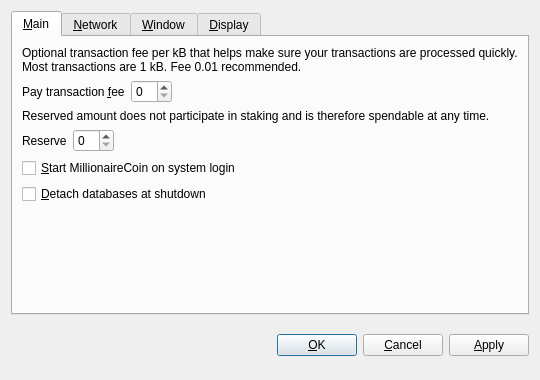
This is src/qt/forms/optionsdialog.ui in MillenniumCoin/Millenniumcoin as Qt 5 draws it before an edit. The edited form follows.
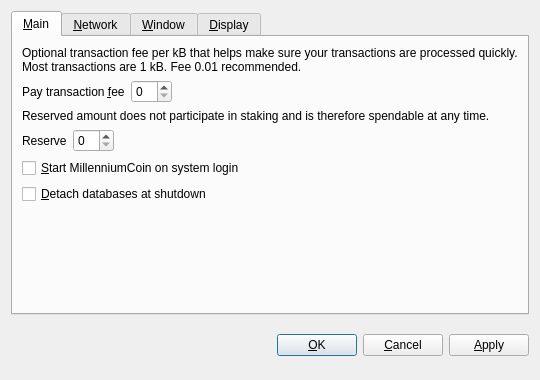
This is the edited form. Custom widgets are drawn as their Qt base class.

```diff
--- a/src/qt/forms/optionsdialog.ui
+++ b/src/qt/forms/optionsdialog.ui
@@ -128,7 +128,7 @@
           <string>Automatically start MillionaireCoin after logging in to the system.</string>
          </property>
          <property name="text">
-          <string>&amp;Start MillionaireCoin on system login</string>
+          <string>&amp;Start MillenniumCoin on system login</string>
          </property>
         </widget>
        </item>
```
Left out of the diff: 10 changed lines with no effect on the pictures.
